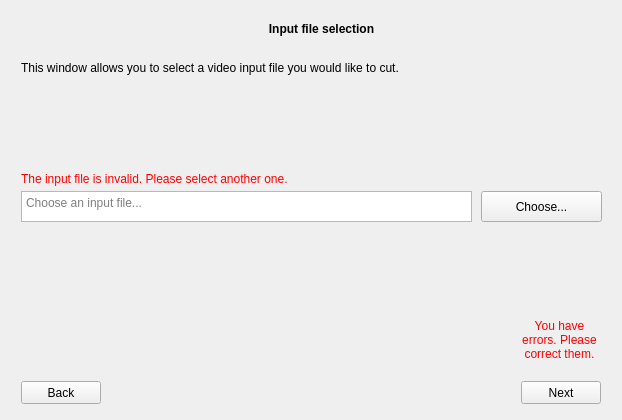
Above: ffmpeg-ui/inputchoicewindow.ui from heig-vd-ihm2017/ffmpeg-ui before the change. Below: the same form after it.
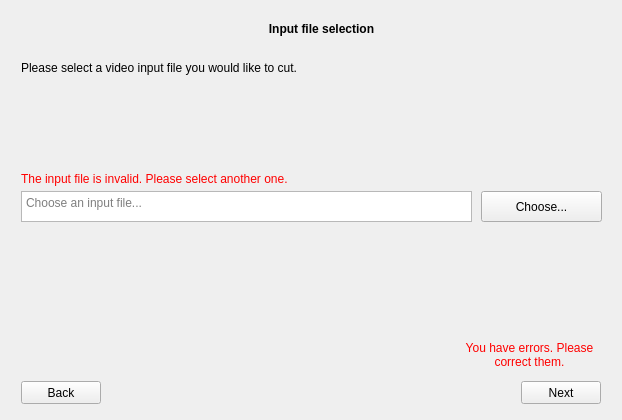
That is the form after the change.

Commit message: Functioning time settings window

What changed in the file:
```diff
--- a/ffmpeg-ui/inputchoicewindow.ui
+++ b/ffmpeg-ui/inputchoicewindow.ui
@@ -91,7 +91,7 @@
          </rect>
         </property>
         <property name="text">
-         <string>&lt;html&gt;&lt;head/&gt;&lt;body&gt;&lt;p&gt;This window allows you to select a video input file you would like to cut.&lt;/p&gt;&lt;/body&gt;&lt;/html&gt;</string>
+         <string>&lt;html&gt;&lt;head/&gt;&lt;body&gt;&lt;p&gt;Please select a video input file you would like to cut.&lt;/p&gt;&lt;/body&gt;&lt;/html&gt;</string>
         </property>
         <property name="alignment">
          <set>Qt::AlignLeading|Qt::AlignLeft|Qt::AlignTop</set>
@@ -119,10 +119,10 @@
         </property>
         <property name="geometry">
          <rect>
-          <x>508</x>
-          <y>289</y>
-          <width>81</width>
-          <height>81</height>
+          <x>448</x>
+          <y>319</y>
+          <width>141</width>
+          <height>51</height>
          </rect>
         </property>
         <property name="text">
```
Left out of the diff: 2 changed lines with no effect on the pictures. The commit also changes 2 other files.
